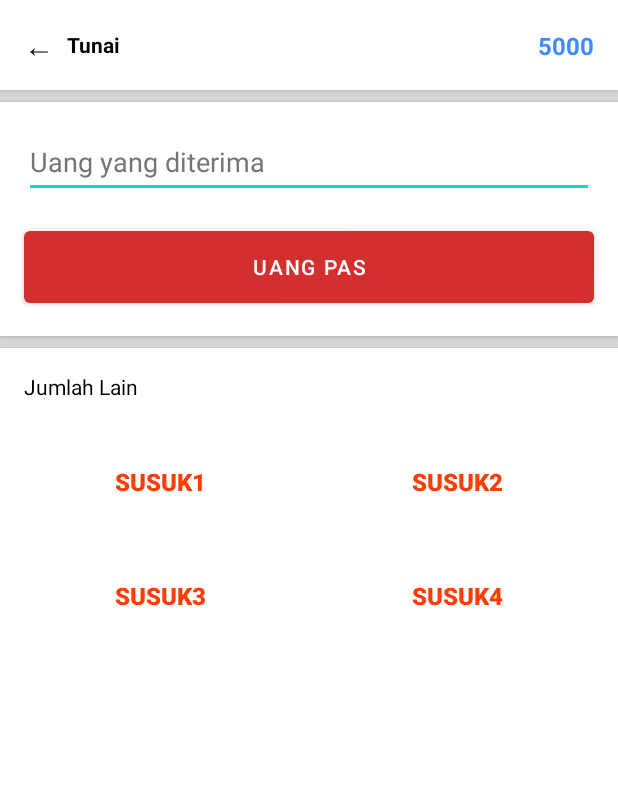
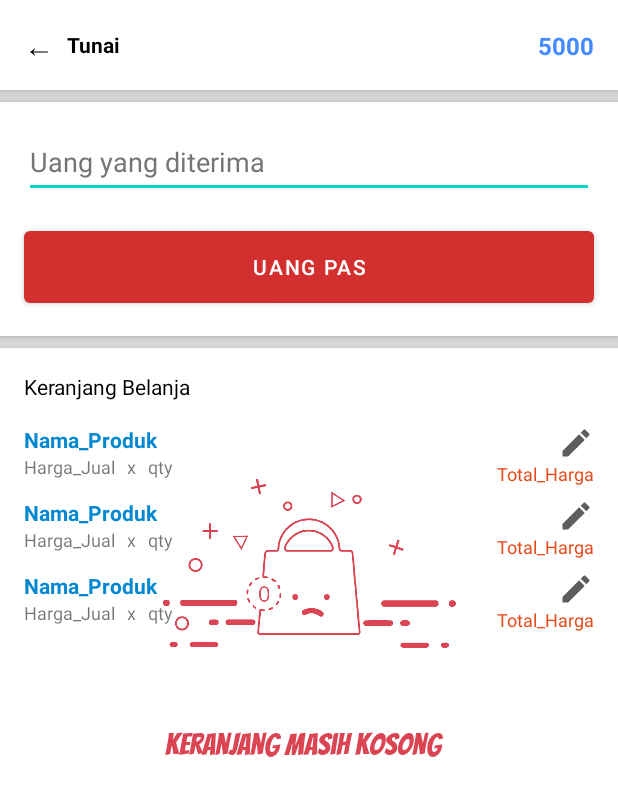
Before and after one commit to RizkyPratamaKun/SiKasir, an Android app: the layout transaksi_pembayaran_tunai.xml on its own in the app's theme, with its tools: preview values and no code run, on a phone screen of 412 x 824 dp. Shown: the top 796 px of the screen. Run offline under Robolectric (Android 15) with nearby library versions, the phone set to English and light mode, and no system bars; Roboto replaces fonts that are not available here.

Commit message:
Edit Keranjang

```diff
--- a/app/src/main/res/layout/kelolakeranjang.xml
+++ b/app/src/main/res/layout/kelolakeranjang.xml
@@ -230,7 +230,7 @@
     </androidx.constraintlayout.widget.ConstraintLayout>
 
     <Button
-        android:id="@+id/button4"
+        android:id="@+id/btn_simpan"
         android:layout_width="0dp"
         android:layout_height="wrap_content"
         android:layout_marginStart="16dp"
--- a/app/src/main/res/layout/transaksi_pembayaran_tunai.xml
+++ b/app/src/main/res/layout/transaksi_pembayaran_tunai.xml
@@ -120,6 +120,39 @@
         app:layout_constraintStart_toStartOf="parent"
         app:layout_constraintTop_toBottomOf="@+id/constraintLayout5">
 
+        <androidx.constraintlayout.widget.ConstraintLayout
+            android:id="@+id/cl_keranjang_kosong"
+            android:layout_width="wrap_content"
+            android:layout_height="wrap_content"
+            app:layout_constraintEnd_toEndOf="@+id/rv_pembayaran"
+            app:layout_constraintStart_toStartOf="@+id/rv_pembayaran"
+            app:layout_constraintTop_toTopOf="@+id/rv_pembayaran">
+
+            <ImageView
+                android:id="@+id/ivkosong"
+                android:layout_width="200dp"
+                android:layout_height="200dp"
+                android:layout_marginStart="32dp"
+                android:layout_marginEnd="32dp"
+                android:scaleType="centerInside"
+                app:layout_constraintEnd_toEndOf="parent"
+                app:layout_constraintStart_toStartOf="parent"
+                app:layout_constraintTop_toTopOf="parent"
+                app:srcCompat="@drawable/cartkosong" />
+
+            <TextView
+                android:id="@+id/tvkosong"
+                android:layout_width="wrap_content"
+                android:layout_height="wrap_content"
+                android:fontFamily="@font/bangers"
+                android:text="Keranjang Masih Kosong  "
+                android:textColor="#DA4453"
+                android:textSize="20sp"
+                app:layout_constraintEnd_toEndOf="@+id/ivkosong"
+                app:layout_constraintStart_toStartOf="@+id/ivkosong"
+                app:layout_constraintTop_toBottomOf="@+id/ivkosong" />
+        </androidx.constraintlayout.widget.ConstraintLayout>
+
         <TextView
             android:id="@+id/textView28"
             android:layout_width="wrap_content"
@@ -127,80 +160,25 @@
             android:layout_marginStart="16dp"
             android:layout_marginTop="16dp"
             android:fontFamily="@font/amiko_bold"
-            android:text="Jumlah Lain"
+            android:text="Keranjang Belanja"
             android:textAppearance="@style/TextAppearance.AppCompat.Body2"
             android:textColor="#000000"
             app:layout_constraintStart_toStartOf="parent"
             app:layout_constraintTop_toTopOf="parent" />
 
-        <Button
-            android:id="@+id/susuk1"
-            style="@style/Widget.AppCompat.Button"
-            android:layout_width="0dp"
-            android:layout_height="60dp"
-            android:layout_marginStart="16dp"
-            android:layout_marginTop="24dp"
-            android:layout_marginEnd="8dp"
-            android:background="@android:color/transparent"
-            android:text="Susuk1"
-            android:textAlignment="center"
-            android:textColor="#FF3D00"
-            android:textSize="16sp"
-            android:textStyle="bold"
-            app:layout_constraintEnd_toStartOf="@+id/susuk2"
-            app:layout_constraintHorizontal_bias="0.5"
-            app:layout_constraintStart_toStartOf="parent"
-            app:layout_constraintTop_toBottomOf="@+id/textView28" />
-
-        <Button
-            android:id="@+id/susuk2"
-            style="@style/Widget.AppCompat.Button"
-            android:layout_width="0dp"
-            android:layout_height="60dp"
-            android:layout_marginStart="8dp"
-            android:layout_marginEnd="16dp"
-            android:background="@android:color/transparent"
-            android:text="Susuk2"
-            android:textAlignment="center"
-            android:textColor="#FF3D00"
-            android:textSize="16sp"
-            android:textStyle="bold"
-            app:layout_constraintBottom_toBottomOf="@+id/susuk1"
-            app:layout_constraintEnd_toEndOf="parent"
-            app:layout_constraintHorizontal_bias="0.5"
-            app:layout_constraintStart_toEndOf="@+id/susuk1"
-            app:layout_constraintTop_toTopOf="@+id/susuk1" />
-
-        <Button
-            android:id="@+id/susuk3"
-            style="@style/Widget.AppCompat.Button"
-            android:layout_width="0dp"
-            android:layout_height="60dp"
-            android:layout_marginTop="16dp"
-            android:background="@android:color/transparent"
-            android:text="Susuk3"
-            android:textAlignment="center"
-            android:textColor="#FF3D00"
-            android:textSize="16sp"
-            android:textStyle="bold"
-            app:layout_constraintEnd_toEndOf="@+id/susuk1"
-            app:layout_constraintStart_toStartOf="@+id/susuk1"
-            app:layout_constraintTop_toBottomOf="@+id/susuk1" />
-
-        <Button
-            android:id="@+id/susuk4"
-            style="@style/Widget.AppCompat.Button"
+        <androidx.recyclerview.widget.RecyclerView
+            android:id="@+id/rv_pembayaran"
             android:layout_width="0dp"
             android:layout_height="0dp"
-            android:background="@android:color/transparent"
-            android:text="Susuk4"
-            android:textAlignment="center"
-            android:textColor="#FF3D00"
-            android:textSize="16sp"
-            android:textStyle="bold"
-            app:layout_constraintBottom_toBottomOf="@+id/susuk3"
-            app:layout_constraintEnd_toEndOf="@+id/susuk2"
-            app:layout_constraintStart_toStartOf="@+id/susuk2"
-            app:layout_constraintTop_toTopOf="@+id/susuk3" />
+            android:layout_marginTop="8dp"
+            app:layout_constraintBottom_toBottomOf="parent"
+            app:layout_constraintEnd_toEndOf="parent"
+            app:layout_constraintStart_toStartOf="parent"
+            app:layout_constraintTop_toBottomOf="@+id/textView28"
+            tools:listitem="@layout/list_keranjang">
+
+        </androidx.recyclerview.widget.RecyclerView>
+
+
     </androidx.constraintlayout.widget.ConstraintLayout>
 </androidx.constraintlayout.widget.ConstraintLayout>
```
Also changed, not shown: app/src/main/java/com/project/sikasir/transaksi/kelolaKeranjang.kt (+12 -4 lines), app/src/main/java/com/project/sikasir/transaksi/pembayaranTunai.kt (+65 -54 lines), app/src/main/java/com/project/sikasir/transaksi/transaksi.kt (+5 -4 lines).
